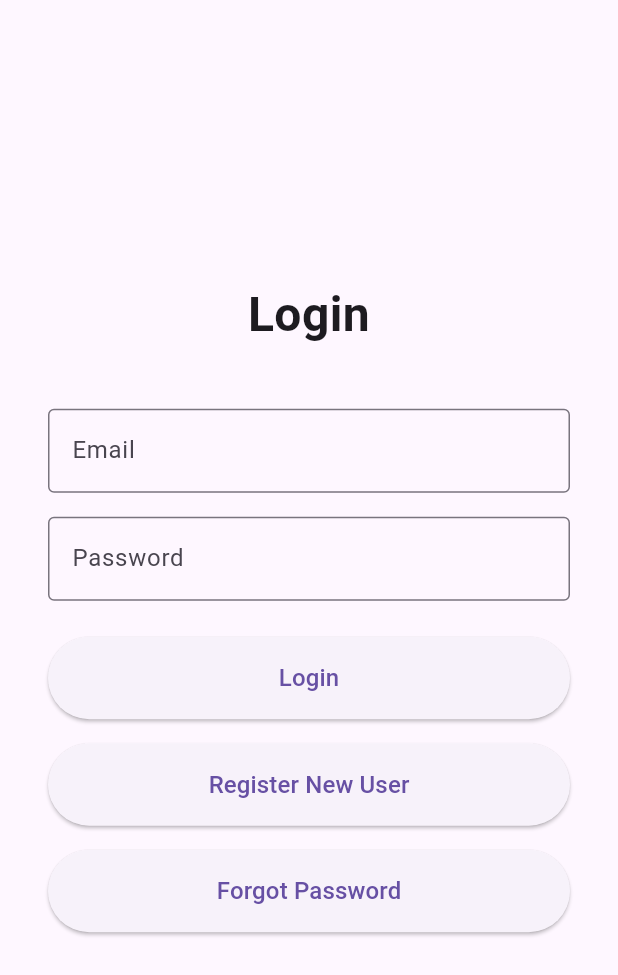
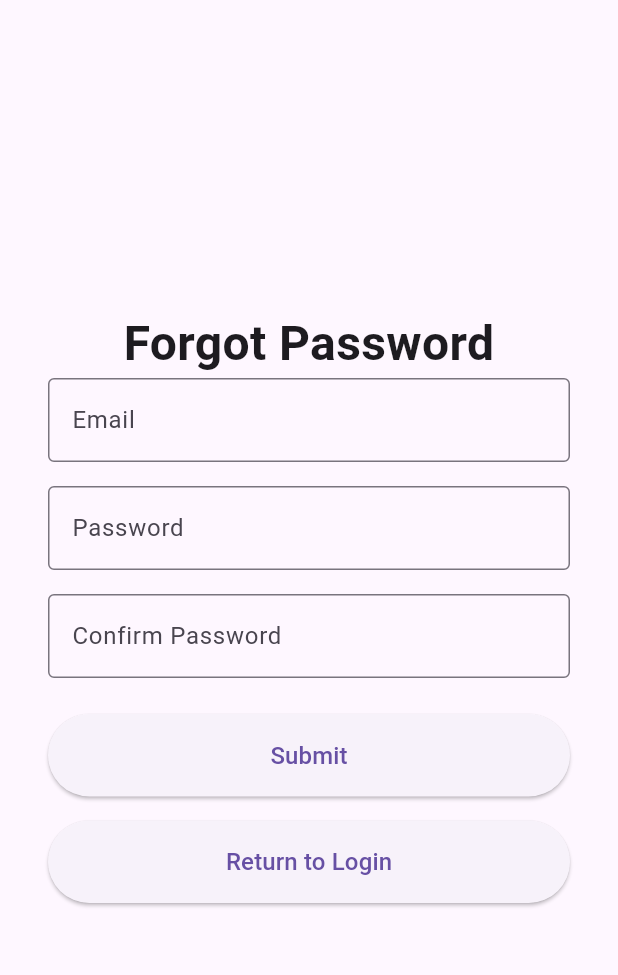
Before and after one commit to ChrisTuck04/OnPAR, a Flutter app: the screen it shows after launch, after a tap on "Forgot Password", on a phone screen of 412 x 824 dp. Shown: the top 975 px of the screen. Run offline on Flutter 3.47's test engine with Material 3 defaults, Android fonts, the phone set to English and light mode, and no system bars; our stand-ins replace flutter_dotenv, logger, table_calendar.

Commit message:
Added emotion class & password reset page

```diff
--- a/FlutterApplication/lib/pages/login_page.dart
+++ b/FlutterApplication/lib/pages/login_page.dart
@@ -4,6 +4,7 @@ import 'package:http/http.dart' as http;
 import 'dart:convert';
 import 'calendar_page.dart';
 import 'register_page.dart';
+import 'password_reset_page.dart';
 
 class LoginPage extends StatefulWidget {
   const LoginPage({super.key});
@@ -80,7 +81,7 @@ class _LoginPageState extends State<LoginPage> {
     Navigator.pushReplacement(
       context,
       MaterialPageRoute(
-        builder: (context) => const LoginPage(),
+        builder: (context) => const PasswordResetPage(),
       ),
     );
   }
--- /dev/null
+++ b/FlutterApplication/lib/pages/password_reset_page.dart
@@ -0,0 +1,126 @@
+import 'dart:convert';
+
+import 'package:flutter/material.dart';
+import 'package:flutter_dotenv/flutter_dotenv.dart';
+import 'package:http/http.dart' as http;
+import 'package:logger/logger.dart';
+import 'login_page.dart';
+
+final RegExp passwordRegex = RegExp(r"^(?=.*[0-9])(?=.*[!@#$%^&*])[A-Za-z0-9!@#$%^&*]{8,}$");
+
+var logger = Logger(output: null);
+
+class PasswordResetPage extends StatefulWidget {
+  const PasswordResetPage({super.key});
+
+  @override
+  State<PasswordResetPage> createState() => _PasswordResetState();
+}
+
+class _PasswordResetState extends State<PasswordResetPage> {
+  final TextEditingController _emailController = TextEditingController();
+  final TextEditingController _passwordController = TextEditingController();
+  final TextEditingController _confirmController = TextEditingController();
+  String _errorMessage = '';
+  bool _isLoading = false;
+
+  Future<void> _passwordReset() async {
+    setState(() {
+      _isLoading = true;
+      _errorMessage = '';
+    });
+
+    if (_isValidPassword(passwordRegex)) {
+      if (_isConfirmMatch()) {
+        try {
+          final response = await http.post(
+            Uri.parse('${dotenv.env['VITE_API_URL']}/auth/forgot-password'),
+            headers: {'Content-Type': 'application/json'},
+            body: jsonEncode({
+              'email': _emailController.text,
+              'password': _passwordController.text,
+            }),
+          );
+
+          final data = jsonDecode(response.body);
+
+          if (response.statusCode == 201 && (data['error'] == null || data['error'].isEmpty)) {
+            setState(() {
+              _errorMessage = 'Email Sent Successful. Check email for password instructions.';
+            });
+          } else {
+            setState(() {
+              _errorMessage = 'Error sending email';
+            });
+          }
+        } catch (e) {
+          setState(() {
+            _errorMessage = 'Network error. Please check your connection.';
+          });
+        } finally {
+          setState(() {
+            _isLoading = false;
+          });
+        }
+      } else {
+        setState(() {
+          _errorMessage = 'Passwords must match.';
+          _isLoading = false;
+        });
+      }
+    } else {
+      setState(() {
+        _errorMessage = 'Password must be at least 8 characters and include a special character and a number.';
+        _isLoading = false;
+      });
+    }
+  }
+
+  bool _isValidPassword(RegExp regex) => regex.hasMatch(_passwordController.text);
+  bool _isConfirmMatch() => _confirmController.text == _passwordController.text;
+
+  void _redirectLogin() {
+    if (mounted) {
+      Navigator.pushReplacement(context, MaterialPageRoute(builder: (context) => const LoginPage()));
+    }
+  }
+
+  @override
+  Widget build(BuildContext context) {
+    return Scaffold(
+      body: Center(
+        child: Padding(
+          padding: const EdgeInsets.all(32.0),
+          child: Column(
+            mainAxisAlignment: MainAxisAlignment.center,
+            crossAxisAlignment: CrossAxisAlignment.stretch,
+            children: [
+              const Text('Forgot Password', style: TextStyle(fontSize: 32, fontWeight: FontWeight.bold), textAlign: TextAlign.center),
+              TextField(controller: _emailController, decoration: const InputDecoration(labelText: 'Email', border: OutlineInputBorder())),
+              const SizedBox(height: 16),
+              TextField(controller: _passwordController, obscureText: true, decoration: const InputDecoration(labelText: 'Password', border: OutlineInputBorder())),
+              const SizedBox(height: 16),
+              TextField(controller: _confirmController, obscureText: true, decoration: const InputDecoration(labelText: 'Confirm Password', border: OutlineInputBorder())),
+              const SizedBox(height: 24),
+              ElevatedButton(
+                onPressed: _isLoading ? null : _passwordReset,
+                style: ElevatedButton.styleFrom(padding: const EdgeInsets.symmetric(vertical: 16)),
+                child: _isLoading ? const CircularProgressIndicator() : const Text('Submit', style: TextStyle(fontSize: 16)),
+              ),
+              const SizedBox(height: 16),
+              ElevatedButton(
+                onPressed: _redirectLogin,
+                style: ElevatedButton.styleFrom(padding: const EdgeInsets.symmetric(vertical: 16)),
+                child: _isLoading ? const CircularProgressIndicator() : const Text('Return to Login', style: TextStyle(fontSize: 16)),
+              ),
+              const SizedBox(height: 16),
+              if (_errorMessage.isNotEmpty)
+                Text(_errorMessage, style: const TextStyle(color: Colors.red, fontSize: 14), textAlign: TextAlign.center),
+            ],
+          ),
+        ),
+      ),
+    );
+  }
+
+}
```
Also changed, not shown: FlutterApplication/lib/models/emotion.dart (added, +30 -0 lines).
